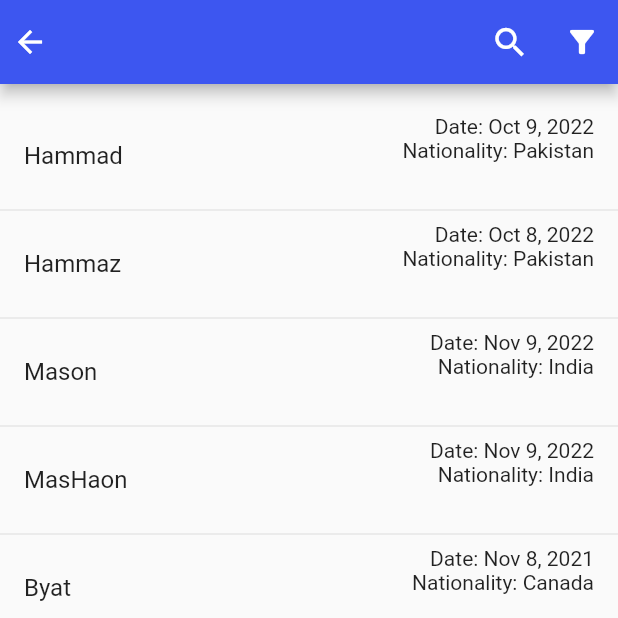
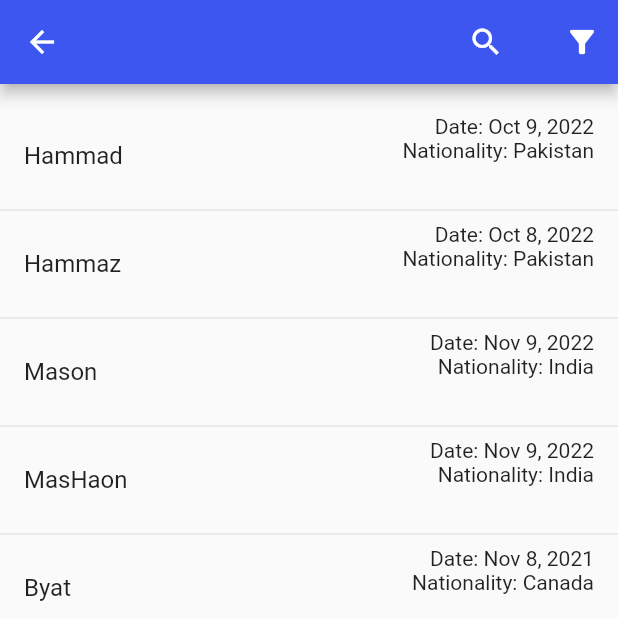
Before and after one commit to hammadparveez/bayt_test_app, a Flutter app: the BottomNavigationUI screen opened by its route, on a phone screen of 412 x 824 dp, the top half of it. Run offline on Flutter 3.47's test engine with Material 2 defaults, Android fonts, the phone set to English and light mode, and no system bars; our stand-ins replace easy_localization, firebase_auth, firebase_core, shared_preferences; accounts and stored records are empty.

```diff
--- a/lib/provider/filter_provider.dart
+++ b/lib/provider/filter_provider.dart
@@ -1,9 +1,8 @@
-
 import 'package:bayt_test_app/mock_data.dart';
 import 'package:bayt_test_app/domain/model/user_model.dart';
+import 'package:firebase_auth/firebase_auth.dart';
 
 import 'package:flutter/material.dart';
-
 
 enum OrderBy { ascending, descending }
 
@@ -16,6 +15,7 @@ class FilterProvider extends ChangeNotifier {
   // SearchProvider? searchProvider;
 
   final nationality = <String>[];
+  UserModel? selectedUserModel;
   List<UserModel> duplicatedData = userData;
   String selectedNationality = 'All';
   double startingDate = 0;
@@ -24,6 +24,10 @@ class FilterProvider extends ChangeNotifier {
   OrderByDate selectedDateOrder = OrderByDate.random;
 
   // void update(SearchProvider provider) => searchProvider = provider;
+  onUserSelect(UserModel user) {
+    selectedUserModel = user;
+    notifyListeners();
+  }
 
   filterOnlyNationality() {
     for (var user in userData) {
@@ -70,7 +74,7 @@ class FilterProvider extends ChangeNotifier {
   }
 
   onApplyFilter() {
-     if (selectedNationality != 'All') {
+    if (selectedNationality != 'All') {
       final filteredData = userData
           .where((item) => item.nationality == selectedNationality)
           .toList();
--- a/lib/provider/search_provider.dart
+++ b/lib/provider/search_provider.dart
@@ -38,7 +38,7 @@ class SearchProvider extends ChangeNotifier {
     notifyListeners();
   }
 
-  saveSearchHistoryListener() {
+  saveSearchHistory() {
     final history = pref!.getStringList(SEARCHED_HISTORY_KEY) ?? [];
     if (!searchFocusNode.hasFocus) {
       if (pref != null) {
--- a/lib/routes.dart
+++ b/lib/routes.dart
@@ -1,5 +1,6 @@
 import 'package:bayt_test_app/ui/auth/login.dart';
 import 'package:bayt_test_app/ui/bottom_navigation/bottom_navigation.dart';
+import 'package:bayt_test_app/ui/user_detail/user_detail.dart';
 
 import 'package:flutter/material.dart';
 
@@ -7,12 +8,15 @@ class ByatRoute {
   static final navigatorKey = GlobalKey<NavigatorState>();
   static const main = '/main';
   static const login = '/login';
+  static const userDetail = '/user/detail';
   static Route? onGenerateRoute(RouteSettings settings) {
     switch (settings.name) {
       case main:
         return _pageWrapper(const BottomNavigationUI());
       case login:
         return _pageWrapper(const LoginUI());
+        case userDetail:
+        return _pageWrapper(const UserDetailUI());
     }
   }
 
--- a/lib/ui/base_widiget/text_field.dart
+++ b/lib/ui/base_widiget/text_field.dart
@@ -13,6 +13,7 @@ class ByatTextField extends StatelessWidget {
     this.textColor,
     this.cursorColor,
     this.hintText,
+    this.border,
     this.isPassword = false,
     this.showBorder = true,
   }) : super(key: key);
@@ -24,15 +25,17 @@ class ByatTextField extends StatelessWidget {
   final bool isPassword;
   final bool showBorder;
   final Color? prefixIconColor, suffixIconColor, textColor, cursorColor;
+  final InputBorder? border;
 
-  final outlineBorder = OutlineInputBorder(
-    borderRadius: BorderRadius.circular(8),
-    borderSide: const BorderSide(width: .5, color: Colors.black54),
-  );
+  InputBorder get outlineBorder =>
+      border ??
+      OutlineInputBorder(
+        borderRadius: BorderRadius.circular(8),
+        borderSide: const BorderSide(width: .5, color: Colors.black54),
+      );
 
   @override
   Widget build(BuildContext context) {
-
     final isSuffixIcon = suffixIcon.runtimeType == Icon;
     final isPrefixIcon = prefixIcon.runtimeType == Icon;
     return TextFormField(
@@ -47,12 +50,12 @@ class ByatTextField extends StatelessWidget {
             ? IconTheme(
                 data: IconThemeData(color: suffixIconColor ?? Colors.black54),
                 child: suffixIcon ?? const SizedBox())
-            : const SizedBox(),
+            : suffixIcon,
         prefixIcon: isPrefixIcon
             ? IconTheme(
                 data: IconThemeData(color: prefixIconColor ?? Colors.black54),
                 child: prefixIcon ?? const SizedBox())
-            : const SizedBox(),
+            : prefixIcon,
         hintText: hintText,
         prefixIconColor: prefixIconColor,
         suffixIconColor: suffixIconColor,
--- a/lib/ui/bottom_navigation/bottom_navigation.dart
+++ b/lib/ui/bottom_navigation/bottom_navigation.dart
@@ -29,7 +29,7 @@ class _BottomNavigationState extends State<BottomNavigationUI> {
     _searchProvider.searchController.addListener(() => _searchProvider
         .searchContentByName(_searchProvider.searchController.text));
     _searchProvider.searchFocusNode
-        .addListener(_searchProvider.saveSearchHistoryListener);
+        .addListener(_searchProvider.saveSearchHistory);
   }
 
   @override
@@ -49,8 +49,6 @@ class _BottomNavigationState extends State<BottomNavigationUI> {
 
   PreferredSizeWidget _homeUIAppBar(BuildContext context) {
     return AppBar(
-      leadingWidth: 0,
-      titleSpacing: 0,
       title: ByatTextField(
         controller: context.read<SearchProvider>().searchController,
         focusNode: context.read<SearchProvider>().searchFocusNode,
@@ -58,7 +56,27 @@ class _BottomNavigationState extends State<BottomNavigationUI> {
         suffixIconColor: Theme.of(context).colorScheme.onPrimary,
         textColor: Theme.of(context).colorScheme.onPrimary,
         cursorColor: Theme.of(context).colorScheme.onPrimary,
-          suffixIcon: const Icon(Icons.search, size: 26)),
+        suffixIcon:
+            Consumer<SearchProvider>(builder: (context, searchProvider, child) {
+          final hasFocus = searchProvider.searchFocusNode.hasFocus;
+          return IconButton(
+            color: ByatColors.white,
+            icon: hasFocus ? const Icon(Icons.close) : const Icon(Icons.search),
+            onPressed: () {
+              if (hasFocus) {
+                searchProvider.searchController.clear();
+              } else {
+                searchProvider.searchFocusNode.requestFocus();
+              }
+            },
+          );
+        }),
+        // Icon(
+        //     context.watch<SearchProvider>().searchFocusNode.hasFocus
+        //         ? Icons.close
+        //         : Icons.search,
+        //     size: 26)),
+      ),
       actions: [
         IconButton(
             onPressed: () => showModalBottomSheet(
--- a/lib/ui/home/home.dart
+++ b/lib/ui/home/home.dart
@@ -1,5 +1,6 @@
 import 'package:bayt_test_app/provider/filter_provider.dart';
 import 'package:bayt_test_app/provider/search_provider.dart';
+import 'package:bayt_test_app/routes.dart';
 import 'package:bayt_test_app/ui/base_widiget/custom_badge.dart';
 import 'package:bayt_test_app/util/colors.dart';
 import 'package:easy_localization/easy_localization.dart';
@@ -46,10 +47,14 @@ class _UsersListViewWidget extends StatelessWidget {
           itemCount: filter.duplicatedData.length,
           separatorBuilder: (_, index) => const Divider(),
           itemBuilder: (_, index) {
-            final item = filter.duplicatedData[index];
-            final date = DateFormat.yMMMd().format(item.date);
+            final user = filter.duplicatedData[index];
+            final date = DateFormat.yMMMd().format(user.date);
             return ListTile(
-              title: Text(item.name.toLowerCase().tr()),
+              onTap:() {
+                filter.onUserSelect(user);
+                Navigator.pushNamed(context, ByatRoute.userDetail);
+              },
+              title: Text(user.name.toLowerCase().tr()),
               trailing: Column(
                 crossAxisAlignment: CrossAxisAlignment.end,
                 children: [
```
Also changed, not shown: lib/ui/account/account.dart (+8 -5 lines), lib/ui/auth/login.dart (+5 -6 lines), lib/ui/user_detail/user_detail.dart (added, +25 -0 lines), 1 other file. Lines whose indentation alone changed are shown as unchanged.
